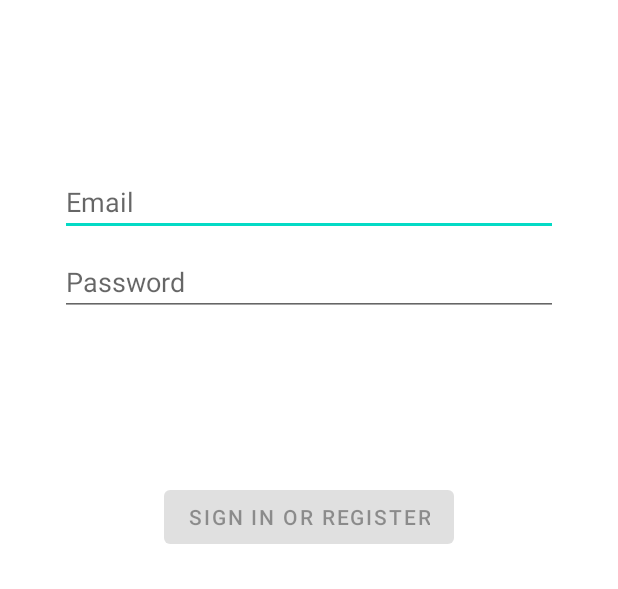
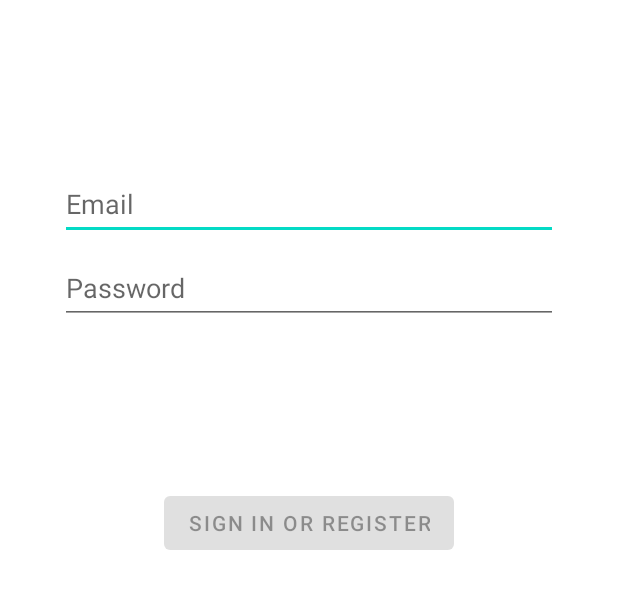
Before and after one commit to digovs/tmdb, an Android app: the layout fragment_login.xml on its own in the app's theme, with its tools: preview values and no code run, on a phone screen of 412 x 824 dp. Shown: the top 589 px of the screen. Run offline under Robolectric (Android 15) with nearby library versions, the phone set to English and light mode, and no system bars.

```diff
--- a/app/src/main/res/layout/fragment_login.xml
+++ b/app/src/main/res/layout/fragment_login.xml
@@ -20,10 +20,12 @@
         android:layout_marginEnd="24dp"
         android:hint="@string/prompt_email"
         android:inputType="textEmailAddress"
+        android:minHeight="48dp"
         android:selectAllOnFocus="true"
         app:layout_constraintEnd_toEndOf="parent"
         app:layout_constraintStart_toStartOf="parent"
-        app:layout_constraintTop_toTopOf="parent" />
+        app:layout_constraintTop_toTopOf="parent"
+        android:autofillHints="username" />
 
     <EditText
         android:id="@+id/password"
@@ -36,10 +38,12 @@
         android:imeActionLabel="@string/action_sign_in_short"
         android:imeOptions="actionDone"
         android:inputType="textPassword"
+        android:minHeight="48dp"
         android:selectAllOnFocus="true"
         app:layout_constraintEnd_toEndOf="parent"
         app:layout_constraintStart_toStartOf="parent"
-        app:layout_constraintTop_toBottomOf="@+id/username" />
+        app:layout_constraintTop_toBottomOf="@+id/username"
+        android:autofillHints="password" />
 
     <Button
         android:id="@+id/login"
```
